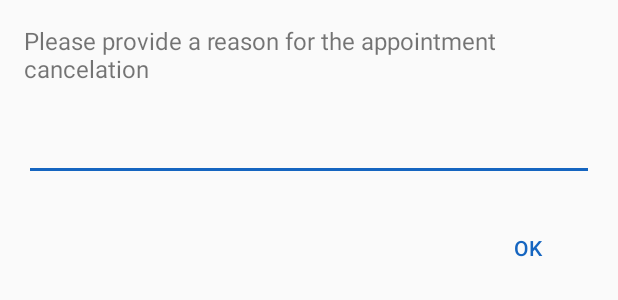
After one commit to catalinradoiu/MyMedicAndroid, an Android app: the layout appointment_cancel_dialog_layout.xml on its own in the app's theme, with its tools: preview values and no code run, on a phone screen of 412 x 824 dp. The commit adds this screen. Shown: the top 300 px of the screen. Run offline under Robolectric (Android 15) with nearby library versions, the phone set to English and light mode, and no system bars.

Commit message:
Implement awaiting appointment cancelation

```diff
--- a/app/src/main/java/com/catalin/mymedic/data/MedicalAppointment.kt
+++ b/app/src/main/java/com/catalin/mymedic/data/MedicalAppointment.kt
@@ -35,4 +35,6 @@ fun MedicalAppointment.toMap() = HashMap<String, Any>().apply {
     put("medicId", medicId)
     put("description", description)
     put("dateTime", dateTime)
+    put("medicName", medicName)
+    put("specialtyName", specialtyName)
 }
--- a/app/src/main/java/com/catalin/mymedic/feature/createappointment/AppointmentCreateViewModel.kt
+++ b/app/src/main/java/com/catalin/mymedic/feature/createappointment/AppointmentCreateViewModel.kt
@@ -62,7 +62,6 @@ class AppointmentCreateViewModel(
                 medicalAppointmentsRepository.createAppointment(
                     MedicalAppointment(
                         "",
-                        preferencesManager.currentUserName,
                         appointmentTime.get(),
                         preferencesManager.currentUserName,
                         medicName.get().orEmpty(),
--- a/app/src/main/java/com/catalin/mymedic/utils/FirebaseDatabaseConfig.kt
+++ b/app/src/main/java/com/catalin/mymedic/utils/FirebaseDatabaseConfig.kt
@@ -26,6 +26,8 @@ class FirebaseDatabaseConfig {
         const val MEDICAL_APPOINTMENTS_TABLE_NAME = "medical_appointments"
         const val APPOINTMENTS_TABLE_MEDIC_ID = "medicId"
         const val APPOINTMENT_PATIENT_ID = "patientId"
-        const val APPOINTMENT_STATUS = "status"
+
+        //Canceled appointments
+        const val CANCELED_APPOINTMENTS = "canceled_appointments"
     }
 }
--- /dev/null
+++ b/app/src/main/res/layout/appointment_cancel_dialog_layout.xml
@@ -0,0 +1,51 @@
+<?xml version="1.0" encoding="utf-8"?>
+<layout xmlns:android="http://schemas.android.com/apk/res/android"
+    xmlns:app="http://schemas.android.com/apk/res-auto">
+
+    <!--suppress AndroidUnknownAttribute -->
+    <data class=".AppointmentCancelationBinding">
+
+        <variable
+            name="viewModel"
+            type="com.catalin.mymedic.feature.shared.AppointmentCancelationViewModel" />
+    </data>
+
+    <LinearLayout
+        android:layout_width="match_parent"
+        android:layout_height="wrap_content"
+        android:orientation="vertical"
+        android:padding="@dimen/primary_margin">
+
+        <TextView
+            android:layout_width="match_parent"
+            android:layout_height="wrap_content"
+            android:text="@string/cancel_reason"
+            android:textSize="@dimen/alert_text_size" />
+
+        <android.support.design.widget.TextInputLayout
+            android:id="@+id/cancelation_reason_layout"
+            android:layout_width="match_parent"
+            android:layout_height="wrap_content"
+            android:layout_marginTop="@dimen/small_margin"
+            app:errorEnabled="true">
+
+            <android.support.design.widget.TextInputEditText
+                android:id="@+id/cancelation_reason_input"
+                android:layout_width="match_parent"
+                android:layout_height="match_parent"
+                android:layout_marginTop="@dimen/primary_margin"
+                android:text="@={viewModel.cancelationReason}" />
+
+        </android.support.design.widget.TextInputLayout>
+
+        <Button
+            android:id="@+id/confirmation_button"
+            android:layout_width="wrap_content"
+            android:layout_height="wrap_content"
+            android:layout_gravity="end"
+            android:background="?attr/selectableItemBackground"
+            android:text="@string/ok"
+            android:textColor="@color/colorAccent" />
+
+    </LinearLayout>
+</layout>
--- a/app/src/main/res/values/strings.xml
+++ b/app/src/main/res/values/strings.xml
@@ -59,6 +59,8 @@
     <string name="invalid_date">No date given or invalid date</string>
     <string name="appointment_created">Your appointment request was sent successfully</string>
     <string name="no_internet_appointment_will_be_created">You have no internet now, but the appointment will be created once you get online</string>
+
+    <!-- Own appointments -->
     <string name="your_appointments">Your appointments :</string>
     <string name="cancel">Cancel</string>
     <string name="awaiting">Awaiting</string>
@@ -70,6 +72,9 @@
     <string name="reject">Reject</string>
     <string name="appointment_updated_successfully">Appointment has been updated</string>
     <string name="no_internet_appointment_will_be_updated">You have no internet now, but he appointment will be updated once you get online</string>
+    <string name="cancel_reason">Please provide a reason for the appointment cancelation</string>
+    <string name="ok">OK</string>
+    <string name="reason_cannot_be_empty">The reason cannot be empty</string>
 
     <string-array name="medical_record_patient_options">
         <item>Search</item>
```
Also changed, not shown: app/src/main/java/com/catalin/mymedic/data/AppointmentCancelationReason.kt (added, +7 -0 lines), app/src/main/java/com/catalin/mymedic/feature/medicalrecord/awaitingappointments/AwaitingAppointmentsAdapter.kt (+2 -9 lines), app/src/main/java/com/catalin/mymedic/feature/medicalrecord/awaitingappointments/AwaitingAppointmentsFragment.kt (+27 -21 lines), app/src/main/java/com/catalin/mymedic/feature/medicalrecord/awaitingappointments/AwaitingAppointmentsViewModel.kt (+24 -8 lines), app/src/main/java/com/catalin/mymedic/feature/medicalrecord/ownappointments/PatientOwnAppointmentsAdapter.kt (+1 -6 lines), app/src/main/java/com/catalin/mymedic/feature/medicalrecord/ownappointments/PatientOwnAppointmentsFragment.kt (+1 -6 lines), app/src/main/java/com/catalin/mymedic/feature/medicalrecord/ownappointments/PatientOwnAppointmentsViewModel.kt (+8 -7 lines), app/src/main/java/com/catalin/mymedic/feature/shared/AppointmentCancelationDialog.kt (added, +54 -0 lines), app/src/main/java/com/catalin/mymedic/feature/shared/AppointmentCancelationViewModel.kt (added, +12 -0 lines), app/src/main/java/com/catalin/mymedic/storage/repository/MedicalAppointmentsRepository.kt (+9 -4 lines), app/src/main/java/com/catalin/mymedic/storage/source/MedicalAppointmentsFirebaseSource.kt (+9 -10 lines).
